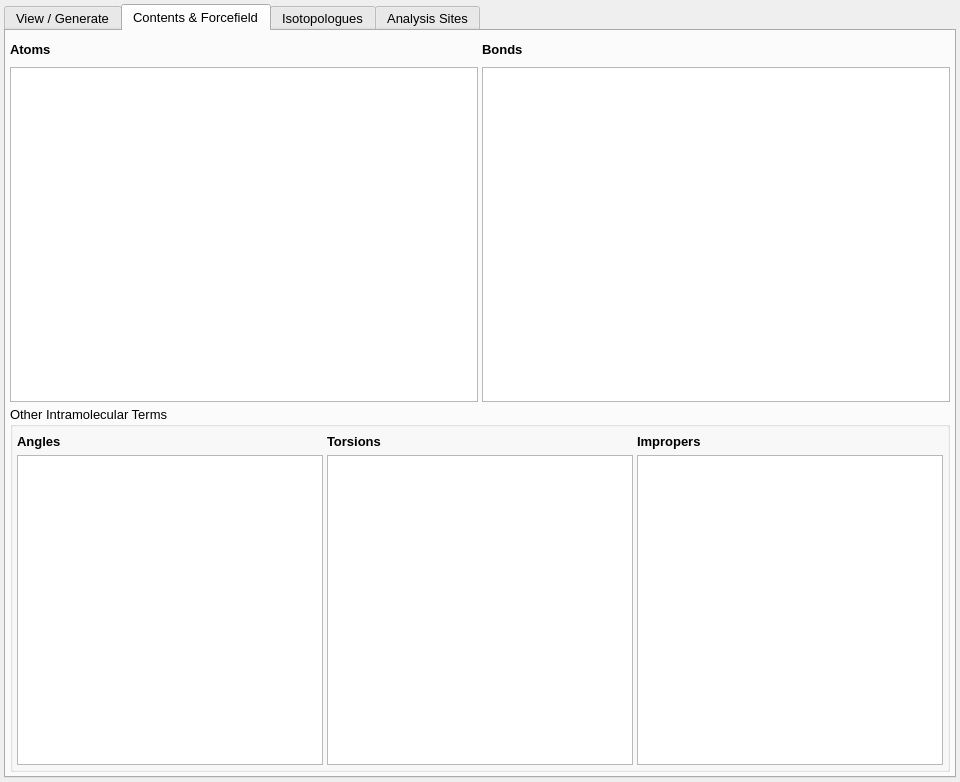
The window that src/gui/speciestab.ui (disorderedmaterials/dissolve) describes before a commit, drawn with Qt 5.
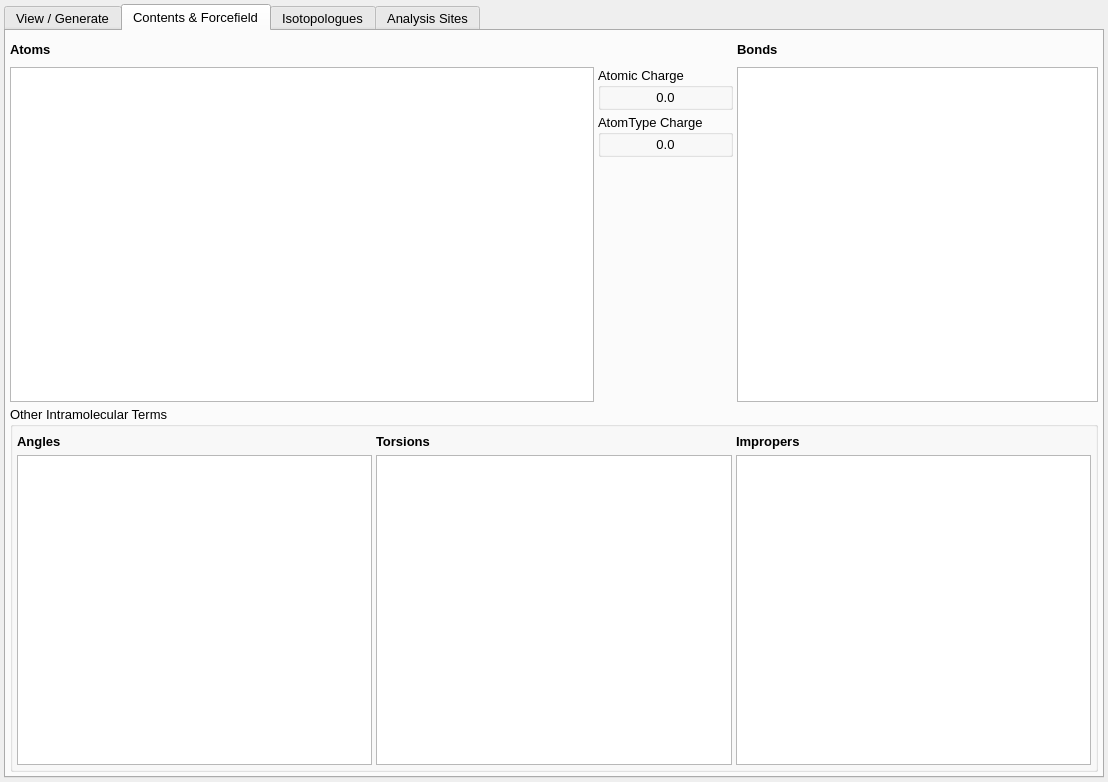
The same window after the commit. The open tabs and pages were chosen to show the change. Icons and pictures are not drawn. Custom widgets are drawn as their Qt base class.

Commit message: Calculate and show total charge on species page.

What changed in the file:
```diff
--- a/src/gui/speciestab.ui
+++ b/src/gui/speciestab.ui
@@ -6,7 +6,7 @@
    <rect>
     <x>0</x>
     <y>0</y>
-    <width>960</width>
+    <width>1108</width>
     <height>782</height>
    </rect>
   </property>
@@ -135,28 +135,47 @@
       <attribute name="title">
        <string>Contents &amp;&amp; Forcefield</string>
       </attribute>
+      <layout class="QVBoxLayout" name="verticalLayout_17">
+       <property name="spacing">
+        <number>4</number>
+       </property>
+       <property name="leftMargin">
+        <number>4</number>
+       </property>
+       <property name="topMargin">
+        <number>4</number>
+       </property>
+       <property name="rightMargin">
+        <number>4</number>
+       </property>
+       <property name="bottomMargin">
+        <number>4</number>
+       </property>
+       <item>
+        <layout class="QHBoxLayout" name="horizontalLayout_16">
+         <item>
+          <widget class="QWidget" name="AtomsWidget" native="true">
+           <property name="sizePolicy">
+            <sizepolicy hsizetype="Expanding" vsizetype="Preferred">
+             <horstretch>2</horstretch>
+             <verstretch>0</verstretch>
+            </sizepolicy>
+           </property>
       <layout class="QVBoxLayout" name="verticalLayout_8">
        <property name="spacing">
         <number>4</number>
        </property>
        <property name="leftMargin">
-        <number>4</number>
+             <number>0</number>
        </property>
        <property name="topMargin">
-        <number>4</number>
+             <number>0</number>
        </property>
        <property name="rightMargin">
-        <number>4</number>
+             <number>0</number>
        </property>
        <property name="bottomMargin">
-        <number>4</number>
-       </property>
-       <item>
-        <layout class="QHBoxLayout" name="horizontalLayout_2">
-         <item>
-          <layout class="QVBoxLayout" name="verticalLayout_5">
-           <property name="spacing">
-            <number>4</number>
+             <number>0</number>
            </property>
            <item>
             <layout class="QHBoxLayout" name="horizontalLayout_8">
@@ -204,6 +223,11 @@
             </layout>
            </item>
            <item>
+             <layout class="QHBoxLayout" name="horizontalLayout_13">
+              <property name="spacing">
+               <number>4</number>
+              </property>
+              <item>
             <widget class="QTableView" name="AtomTable">
              <property name="sizePolicy">
               <sizepolicy hsizetype="Expanding" vsizetype="Expanding">
@@ -237,13 +261,126 @@
              </attribute>
             </widget>
            </item>
-          </layout>
+              <item>
+               <layout class="QVBoxLayout" name="verticalLayout_5">
+                <item>
+                 <widget class="QGroupBox" name="TotalAtomChargeGroup">
+                  <property name="title">
+                   <string>Atomic Charge</string>
+                  </property>
+                  <layout class="QHBoxLayout" name="horizontalLayout_2">
+                   <property name="spacing">
+                    <number>2</number>
+                   </property>
+                   <property name="leftMargin">
+                    <number>2</number>
+                   </property>
+                   <property name="topMargin">
+                    <number>2</number>
+                   </property>
+                   <property name="rightMargin">
+                    <number>2</number>
+                   </property>
+                   <property name="bottomMargin">
+                    <number>2</number>
+                   </property>
+                   <item>
+                    <widget class="QLabel" name="TotalAtomChargeLabel">
+                     <property name="toolTip">
+                      <string>Total charge on the species as calculated from indivdual charges on species atoms</string>
+                     </property>
+                     <property name="text">
+                      <string>0.0</string>
+                     </property>
+                     <property name="alignment">
+                      <set>Qt::AlignCenter</set>
+                     </property>
+                    </widget>
+                   </item>
+                  </layout>
+                 </widget>
          </item>
          <item>
+                 <widget class="QGroupBox" name="TotalAtomTypeChargeGroup">
+                  <property name="title">
+                   <string>AtomType Charge</string>
+                  </property>
+                  <layout class="QHBoxLayout" name="horizontalLayout_11">
+                   <property name="spacing">
+                    <number>2</number>
+                   </property>
+                   <property name="leftMargin">
+                    <number>2</number>
+                   </property>
+                   <property name="topMargin">
+                    <number>2</number>
+                   </property>
+                   <property name="rightMargin">
+                    <number>2</number>
+                   </property>
+                   <property name="bottomMargin">
+                    <number>2</number>
+                   </property>
+                   <item>
+                    <widget class="QLabel" name="TotalAtomTypeChargeLabel">
+                     <property name="toolTip">
+                      <string>Total charge on the species as calculated from indivdual charges on assigned atom typesatoms</string>
+                     </property>
+                     <property name="text">
+                      <string>0.0</string>
+                     </property>
+                     <property name="alignment">
+                      <set>Qt::AlignCenter</set>
+                     </property>
+                    </widget>
+                   </item>
+                  </layout>
+                 </widget>
+                </item>
+                <item>
+                 <spacer name="verticalSpacer_3">
+                  <property name="orientation">
+                   <enum>Qt::Vertical</enum>
+                  </property>
+                  <property name="sizeHint" stdset="0">
+                   <size>
+                    <width>20</width>
+                    <height>40</height>
+                   </size>
+                  </property>
+                 </spacer>
+                </item>
+               </layout>
+              </item>
+             </layout>
+            </item>
+           </layout>
+          </widget>
+         </item>
+         <item>
+          <widget class="QWidget" name="BondsWidget" native="true">
+           <property name="sizePolicy">
+            <sizepolicy hsizetype="Expanding" vsizetype="Preferred">
+             <horstretch>1</horstretch>
+             <verstretch>0</verstretch>
+            </sizepolicy>
+           </property>
           <layout class="QVBoxLayout" name="verticalLayout">
            <property name="spacing">
             <number>4</number>
            </property>
+            <property name="leftMargin">
+             <number>0</number>
+            </property>
+            <property name="topMargin">
+             <number>0</number>
+            </property>
+            <property name="rightMargin">
+             <number>0</number>
+            </property>
+            <property name="bottomMargin">
+             <number>0</number>
+            </property>
            <item>
             <layout class="QHBoxLayout" name="horizontalLayout_5">
              <property name="spacing">
@@ -324,6 +461,7 @@
             </widget>
            </item>
           </layout>
+          </widget>
          </item>
         </layout>
        </item>
```
Lines whose indentation alone changed are shown as unchanged. The commit also changes 3 other files.
